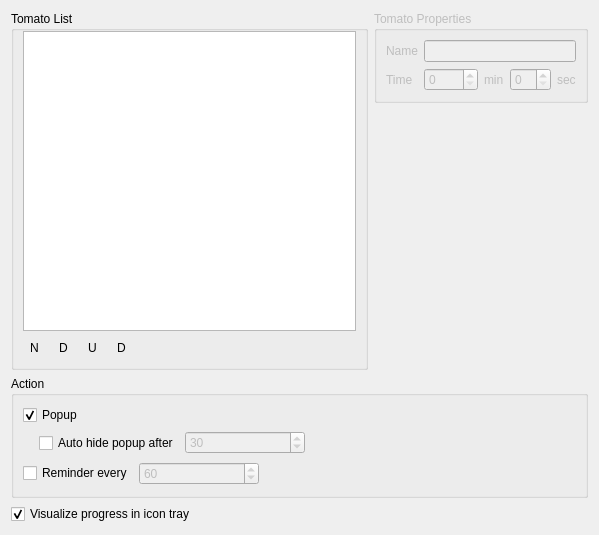
First picture: the form in src/settings.ui, repository KDE/kontaminuti, before the edit.
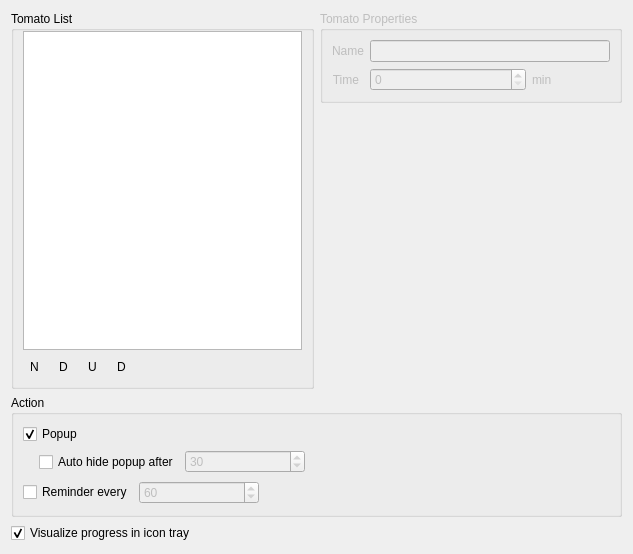
Second picture: the form after the edit. Icons and pictures are not drawn. Custom widgets are drawn as their Qt base class.

Commit message: adjust dialogs, try to get rid of hours in list, needs more work

Diff of the .ui file:
```diff
--- a/src/settings.ui
+++ b/src/settings.ui
@@ -7,8 +7,8 @@
    <rect>
     <x>0</x>
     <y>0</y>
-    <width>599</width>
-    <height>535</height>
+    <width>633</width>
+    <height>554</height>
    </rect>
   </property>
   <layout class="QGridLayout">
@@ -23,6 +23,12 @@
       </property>
       <item>
        <widget class="QTreeView" name="tomatolistTreeView">
+        <property name="sizePolicy">
+         <sizepolicy hsizetype="Expanding" vsizetype="Expanding">
+          <horstretch>0</horstretch>
+          <verstretch>0</verstretch>
+         </sizepolicy>
+        </property>
         <property name="rootIsDecorated">
          <bool>false</bool>
         </property>
@@ -118,18 +124,33 @@
      <property name="enabled">
       <bool>false</bool>
      </property>
+     <property name="sizePolicy">
+      <sizepolicy hsizetype="MinimumExpanding" vsizetype="Preferred">
+       <horstretch>0</horstretch>
+       <verstretch>0</verstretch>
+      </sizepolicy>
+     </property>
      <property name="title">
       <string>Tomato Properties</string>
      </property>
      <layout class="QGridLayout">
       <item row="0" column="0">
        <widget class="QLabel" name="label">
+        <property name="sizePolicy">
+         <sizepolicy hsizetype="Maximum" vsizetype="Preferred">
+          <horstretch>0</horstretch>
+          <verstretch>0</verstretch>
+         </sizepolicy>
+        </property>
         <property name="text">
          <string>Name</string>
         </property>
+        <property name="alignment">
+         <set>Qt::AlignRight|Qt::AlignTrailing|Qt::AlignVCenter</set>
+        </property>
        </widget>
       </item>
-      <item row="0" column="1" colspan="4">
+      <item row="0" column="1" colspan="3">
        <widget class="KLineEdit" name="tomatoNameEdit">
         <property name="enabled">
          <bool>false</bool>
@@ -138,12 +159,21 @@
       </item>
       <item row="1" column="0">
        <widget class="QLabel" name="label_7">
+        <property name="sizePolicy">
+         <sizepolicy hsizetype="Maximum" vsizetype="Preferred">
+          <horstretch>0</horstretch>
+          <verstretch>0</verstretch>
+         </sizepolicy>
+        </property>
         <property name="text">
          <string>Time</string>
         </property>
+        <property name="alignment">
+         <set>Qt::AlignRight|Qt::AlignTrailing|Qt::AlignVCenter</set>
+        </property>
        </widget>
       </item>
-      <item row="1" column="1">
+      <item row="1" column="1" colspan="2">
        <widget class="KIntSpinBox" name="minutesSpin">
         <property name="enabled">
          <bool>false</bool>
@@ -153,30 +183,13 @@
         </property>
        </widget>
       </item>
-      <item row="1" column="2">
+      <item row="1" column="3">
        <widget class="QLabel" name="label_3">
         <property name="text">
          <string>min</string>
         </property>
        </widget>
       </item>
-      <item row="1" column="3">
-       <widget class="KIntSpinBox" name="secondsSpin">
-        <property name="enabled">
-         <bool>false</bool>
-        </property>
-        <property name="maximum">
-         <number>59</number>
-        </property>
-       </widget>
-      </item>
-      <item row="1" column="4">
-       <widget class="QLabel" name="label_4">
-        <property name="text">
-         <string>sec</string>
-        </property>
-       </widget>
-      </item>
      </layout>
     </widget>
    </item>
@@ -339,11 +352,6 @@
   </layout>
  </widget>
  <customwidgets>
-  <customwidget>
-   <class>KIntSpinBox</class>
-   <extends>QSpinBox</extends>
-   <header>knuminput.h</header>
-  </customwidget>
   <customwidget>
    <class>KButtonGroup</class>
    <extends>QGroupBox</extends>
@@ -355,6 +363,11 @@
    <extends>QLineEdit</extends>
    <header>klineedit.h</header>
   </customwidget>
+  <customwidget>
+   <class>KIntSpinBox</class>
+   <extends>QSpinBox</extends>
+   <header>knuminput.h</header>
+  </customwidget>
  </customwidgets>
  <resources/>
  <connections>
```
The commit also changes 3 other files.
